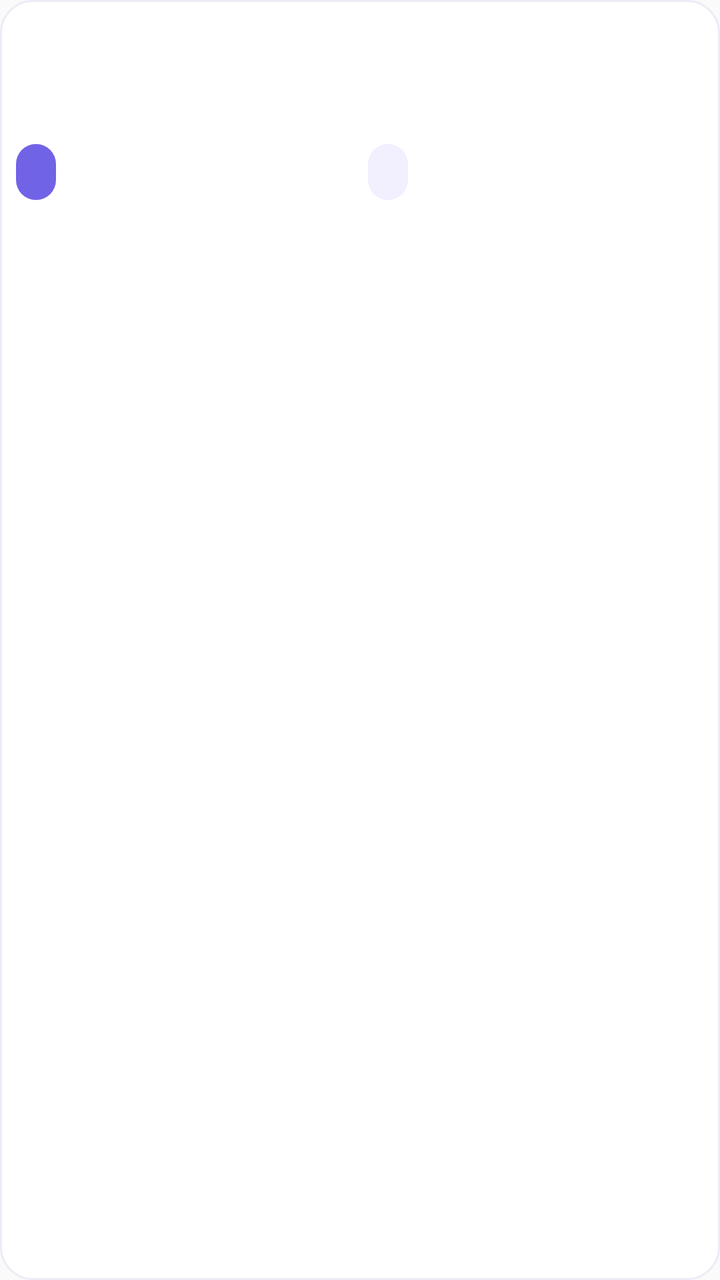
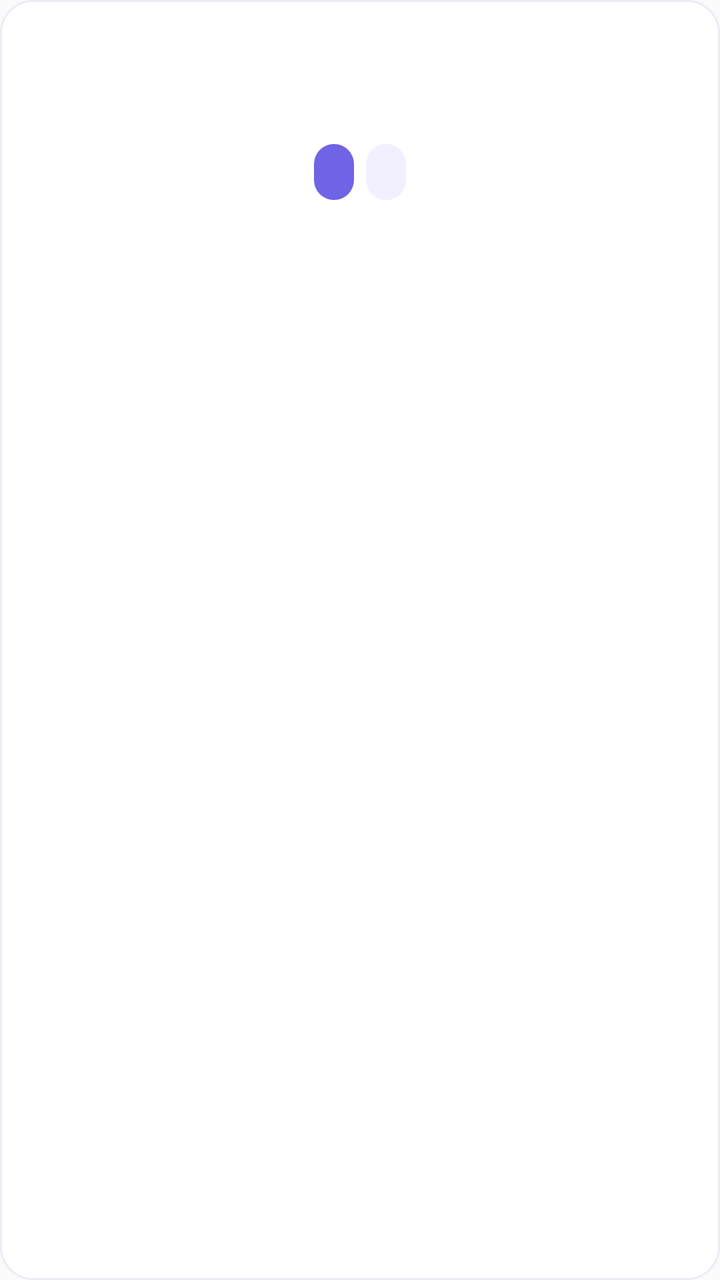

Before-and-after screenshots of an Android layout around one commit, followed by the original layout XML and the change that was made.
<!-- AndroidManifest.xml: application theme Theme.Dose -->
<!-- res/layout/widget_dose_row.xml -->
<LinearLayout xmlns:android="http://schemas.android.com/apk/res/android"
    android:id="@+id/widget_row" android:layout_width="match_parent" android:layout_height="108dp" android:layout_marginBottom="8dp"
    android:padding="8dp" android:orientation="vertical" android:background="@drawable/widget_row_background">
    <LinearLayout android:layout_width="match_parent" android:layout_height="58dp" android:gravity="center_vertical">
        <ImageView android:id="@+id/widget_icon" android:layout_width="34dp" android:layout_height="34dp" android:contentDescription="@null"/>
        <LinearLayout android:layout_width="0dp" android:layout_weight="1" android:layout_height="wrap_content" android:layout_marginStart="8dp" android:orientation="vertical">
            <TextView android:id="@+id/medication_name" android:layout_width="match_parent" android:layout_height="wrap_content" android:textSize="14sp" android:textStyle="bold" android:textColor="#252B43" android:maxLines="1" android:ellipsize="end"/>
            <TextView android:id="@+id/medication_detail" android:layout_width="match_parent" android:layout_height="wrap_content" android:textSize="12sp" android:textColor="#6F748B" android:maxLines="1" android:ellipsize="end"/>
            <LinearLayout android:layout_width="match_parent" android:layout_height="wrap_content" android:paddingTop="5dp">
                <TextView android:id="@+id/widget_row_time" android:layout_width="wrap_content" android:layout_height="wrap_content" android:textSize="11sp" android:textStyle="bold" android:textColor="#7163E5"/>
                <TextView android:id="@+id/widget_row_status" android:layout_width="0dp" android:layout_weight="1" android:layout_height="wrap_content" android:layout_marginStart="8dp" android:textSize="11sp" android:textColor="#6F748B" android:maxLines="1" android:ellipsize="end"/>
            </LinearLayout>
        </LinearLayout>
    </LinearLayout>
    <LinearLayout android:id="@+id/widget_row_actions" android:layout_width="match_parent" android:layout_height="28dp" android:layout_marginTop="6dp" android:baselineAligned="false">
        <FrameLayout android:layout_width="0dp" android:layout_weight="1" android:layout_height="match_parent">
            <TextView android:id="@+id/take_now" android:layout_width="wrap_content" android:layout_height="match_parent" android:gravity="center" android:paddingHorizontal="10dp" android:includeFontPadding="false" android:textSize="11sp" android:textStyle="bold" android:maxLines="1" android:ellipsize="end" android:textColor="#FFFFFF" android:background="@drawable/notification_action_primary"/>
        </FrameLayout>
        <FrameLayout android:layout_width="0dp" android:layout_weight="1" android:layout_height="match_parent" android:layout_marginStart="8dp">
            <TextView android:id="@+id/skip" android:layout_width="wrap_content" android:layout_height="match_parent" android:gravity="center" android:paddingHorizontal="10dp" android:includeFontPadding="false" android:textSize="11sp" android:textStyle="bold" android:maxLines="1" android:ellipsize="end" android:textColor="#5141BE" android:background="@drawable/notification_action_secondary"/>
        </FrameLayout>
    </LinearLayout>
</LinearLayout>
<!-- resources referenced by this layout -->
<resources>
  <!-- drawable notification_action_primary (drawable) -->
  <shape xmlns:android="http://schemas.android.com/apk/res/android" android:shape="rectangle">
      <solid android:color="#7163E5"/><corners android:radius="24dp"/>
  </shape>
  <!-- drawable notification_action_secondary (drawable) -->
  <shape xmlns:android="http://schemas.android.com/apk/res/android" android:shape="rectangle">
      <solid android:color="#F2EFFF"/><corners android:radius="24dp"/>
  </shape>
  <!-- drawable widget_row_background (drawable) -->
  <shape xmlns:android="http://schemas.android.com/apk/res/android"><solid android:color="#FFFFFF"/><corners android:radius="16dp"/><stroke android:width="1dp" android:color="#EBECF5"/></shape>
  <style name="Theme.Dose" parent="android:style/Theme.Material.Light.NoActionBar">
          <item name="android:statusBarColor">#FAFBFE</item>
          <item name="android:navigationBarColor">#FFFFFF</item>
          <item name="android:windowLightStatusBar">true</item>
      </style>
</resources>

<!-- the commit's change to res/layout/widget_dose_row.xml (unified diff, before → after) -->
@@ -14,9 +14,9 @@
     </LinearLayout>
     <LinearLayout android:id="@+id/widget_row_actions" android:layout_width="match_parent" android:layout_height="28dp" android:layout_marginTop="6dp" android:baselineAligned="false">
         <FrameLayout android:layout_width="0dp" android:layout_weight="1" android:layout_height="match_parent">
-            <TextView android:id="@+id/take_now" android:layout_width="wrap_content" android:layout_height="match_parent" android:gravity="center" android:paddingHorizontal="10dp" android:includeFontPadding="false" android:textSize="11sp" android:textStyle="bold" android:maxLines="1" android:ellipsize="end" android:textColor="#FFFFFF" android:background="@drawable/notification_action_primary"/>
+            <TextView android:id="@+id/take_now" android:layout_gravity="end" android:layout_width="wrap_content" android:layout_height="match_parent" android:gravity="center" android:paddingHorizontal="10dp" android:includeFontPadding="false" android:textSize="11sp" android:textStyle="bold" android:maxLines="1" android:ellipsize="end" android:textColor="#FFFFFF" android:background="@drawable/notification_action_primary"/>
         </FrameLayout>
-        <FrameLayout android:layout_width="0dp" android:layout_weight="1" android:layout_height="match_parent" android:layout_marginStart="8dp">
+        <FrameLayout android:layout_width="0dp" android:layout_weight="1" android:layout_height="match_parent" android:layout_marginStart="6dp">
             <TextView android:id="@+id/skip" android:layout_width="wrap_content" android:layout_height="match_parent" android:gravity="center" android:paddingHorizontal="10dp" android:includeFontPadding="false" android:textSize="11sp" android:textStyle="bold" android:maxLines="1" android:ellipsize="end" android:textColor="#5141BE" android:background="@drawable/notification_action_secondary"/>
         </FrameLayout>
     </LinearLayout>
